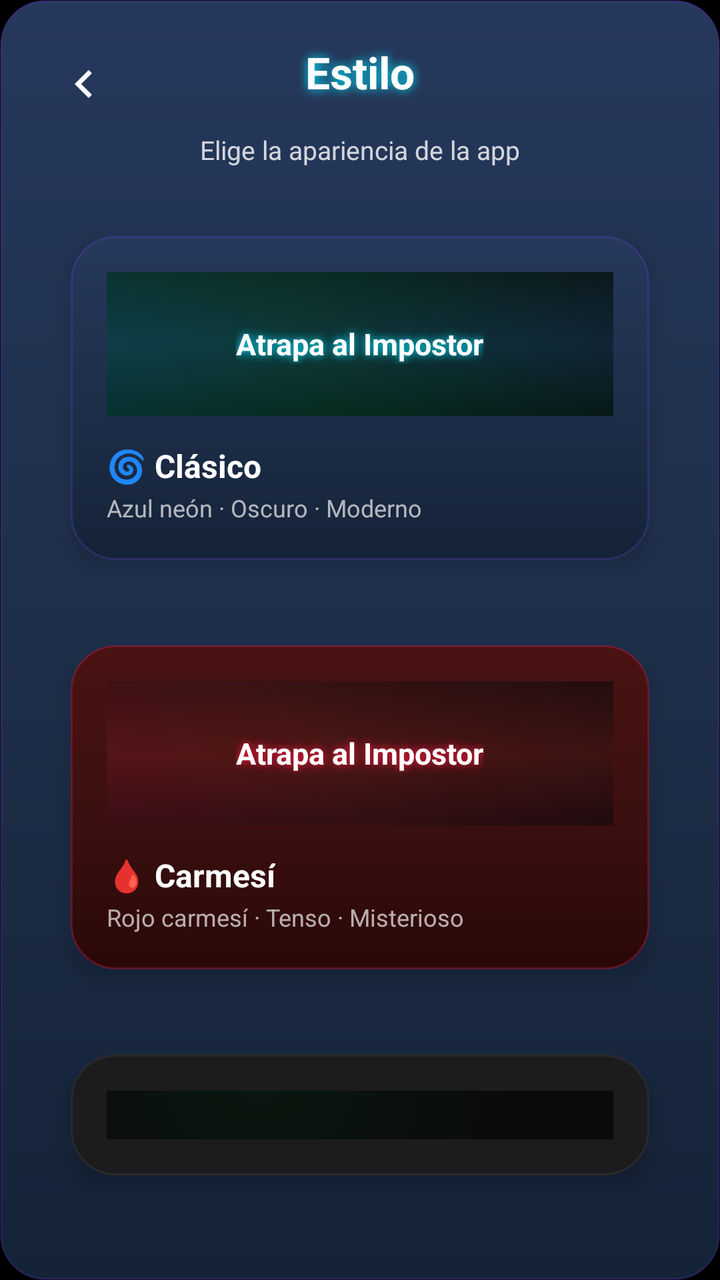
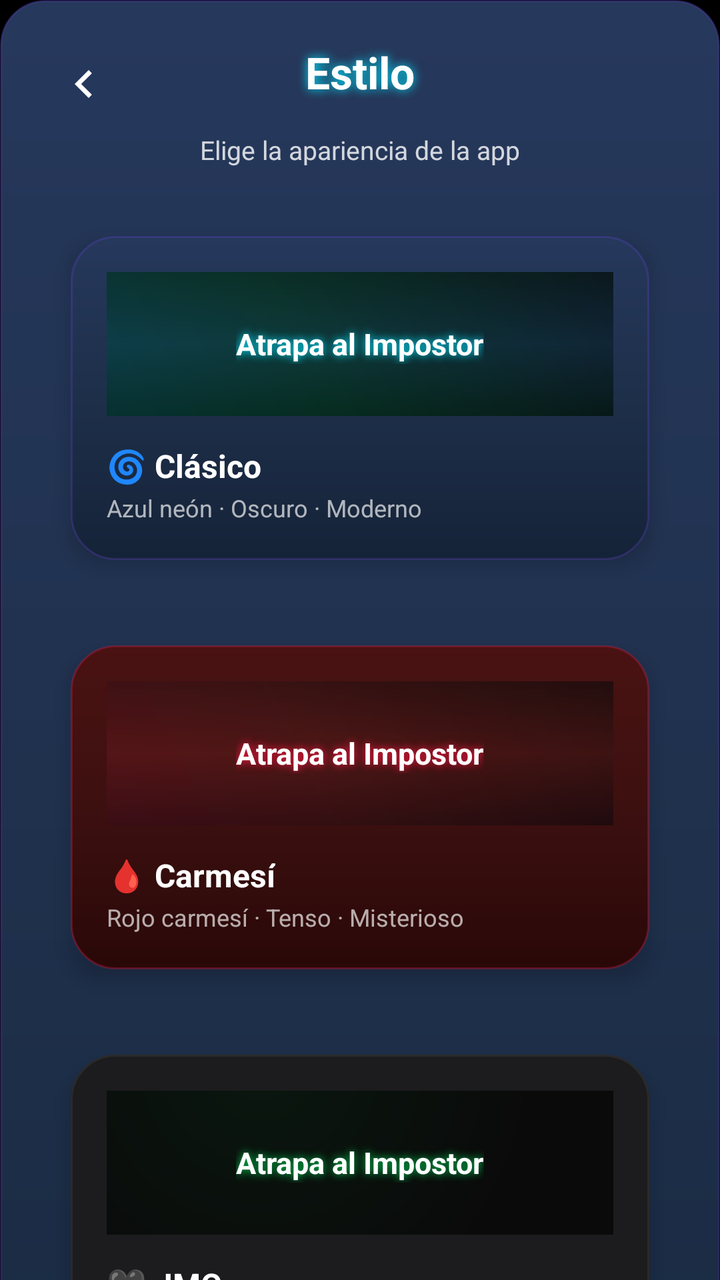

Compare the two renders of this Android layout. The source of the first and the diff that turns it into the second are given below.
<!-- AndroidManifest.xml: application theme Theme.ImpostorGame -->
<!-- res/layout/bottomsheet_estilo.xml -->
<?xml version="1.0" encoding="utf-8"?>
<LinearLayout xmlns:android="http://schemas.android.com/apk/res/android"
    xmlns:app="http://schemas.android.com/apk/res-auto"
    android:id="@+id/rootEstilo"
    android:layout_width="match_parent"
    android:layout_height="wrap_content"
    android:orientation="vertical"
    android:padding="24dp"
    android:background="@drawable/bg_card_main">

    
    <LinearLayout
        android:layout_width="match_parent"
        android:layout_height="wrap_content"
        android:orientation="horizontal"
        android:gravity="center_vertical"
        android:layout_marginBottom="6dp">

        <ImageView
            android:id="@+id/btnBackEstilo"
            android:layout_width="36dp"
            android:layout_height="36dp"
            android:src="@drawable/ic_arrow_back"
            android:tint="@android:color/white"
            android:padding="4dp"
            android:clickable="true"
            android:focusable="true" />

        <TextView
            android:id="@+id/txtTituloEstilo"
            android:layout_width="0dp"
            android:layout_height="wrap_content"
            android:layout_weight="1"
            android:layout_marginBottom="6dp"
            android:gravity="center"
            android:text="@string/estilo_titulo"
            android:textColor="@android:color/white"
            android:textSize="22sp"
            android:textStyle="bold"
            android:shadowColor="#00E5FF"
            android:shadowDx="0"
            android:shadowDy="0"
            android:shadowRadius="12" />

        
        <View android:layout_width="36dp" android:layout_height="36dp" />

    </LinearLayout>

    <TextView
        android:layout_width="match_parent"
        android:layout_height="wrap_content"
        android:layout_marginBottom="20dp"
        android:gravity="center"
        android:text="@string/estilo_subtitulo"
        android:textColor="#CCFFFFFF"
        android:textSize="13sp" />

    
    <androidx.cardview.widget.CardView
        android:id="@+id/cardTemaClasico"
        android:layout_width="match_parent"
        android:layout_height="wrap_content"
        android:layout_marginBottom="14dp"
        android:clickable="true"
        android:focusable="true"
        app:cardCornerRadius="18dp"
        app:cardElevation="6dp"
        app:cardUseCompatPadding="true"
        app:cardBackgroundColor="@android:color/transparent">

        <LinearLayout
            android:layout_width="match_parent"
            android:layout_height="wrap_content"
            android:orientation="vertical"
            android:background="@drawable/bg_card_main"
            android:padding="18dp">

            
            <FrameLayout
                android:layout_width="match_parent"
                android:layout_height="72dp"
                android:layout_marginBottom="14dp">

                <View
                    android:layout_width="match_parent"
                    android:layout_height="match_parent"
                    android:background="@drawable/bg_neon_space" />

                <TextView
                    android:layout_width="wrap_content"
                    android:layout_height="wrap_content"
                    android:layout_gravity="center"
                    android:text="Atrapa al Impostor"
                    android:textColor="@android:color/white"
                    android:textSize="15sp"
                    android:textStyle="bold"
                    android:shadowColor="#00E5FF"
                    android:shadowDx="0"
                    android:shadowDy="0"
                    android:shadowRadius="10" />

            </FrameLayout>

            <LinearLayout
                android:layout_width="match_parent"
                android:layout_height="wrap_content"
                android:orientation="horizontal"
                android:gravity="center_vertical">

                <LinearLayout
                    android:layout_width="0dp"
                    android:layout_height="wrap_content"
                    android:layout_weight="1"
                    android:orientation="vertical">

                    <TextView
                        android:layout_width="wrap_content"
                        android:layout_height="wrap_content"
                        android:text="@string/estilo_clasico_nombre"
                        android:textColor="@android:color/white"
                        android:textSize="16sp"
                        android:textStyle="bold" />

                    <TextView
                        android:layout_width="wrap_content"
                        android:layout_height="wrap_content"
                        android:text="@string/estilo_clasico_desc"
                        android:textColor="#AAFFFFFF"
                        android:textSize="12sp"
                        android:layout_marginTop="2dp" />

                </LinearLayout>

                <TextView
                    android:id="@+id/checkTemaClasico"
                    android:layout_width="28dp"
                    android:layout_height="28dp"
                    android:text="✓"
                    android:textSize="18sp"
                    android:textColor="#00E5FF"
                    android:textStyle="bold"
                    android:gravity="center"
                    android:visibility="gone" />

            </LinearLayout>

        </LinearLayout>
    </androidx.cardview.widget.CardView>

    
    <androidx.cardview.widget.CardView
        android:id="@+id/cardTemaCarmesi"
        android:layout_width="match_parent"
        android:layout_height="wrap_content"
        android:layout_marginBottom="14dp"
        android:clickable="true"
        android:focusable="true"
        app:cardCornerRadius="18dp"
        app:cardElevation="6dp"
        app:cardUseCompatPadding="true"
        app:cardBackgroundColor="@android:color/transparent">

        <LinearLayout
            android:layout_width="match_parent"
            android:layout_height="wrap_content"
            android:orientation="vertical"
            android:background="@drawable/bg_card_main_red"
            android:padding="18dp">

            
            <FrameLayout
                android:layout_width="match_parent"
                android:layout_height="72dp"
                android:layout_marginBottom="14dp">

                <View
                    android:layout_width="match_parent"
                    android:layout_height="match_parent"
                    android:background="@drawable/bg_neon_space_red" />

                <TextView
                    android:layout_width="wrap_content"
                    android:layout_height="wrap_content"
                    android:layout_gravity="center"
                    android:text="Atrapa al Impostor"
                    android:textColor="@android:color/white"
                    android:textSize="15sp"
                    android:textStyle="bold"
                    android:shadowColor="#FF1744"
                    android:shadowDx="0"
                    android:shadowDy="0"
                    android:shadowRadius="10" />

            </FrameLayout>

            <LinearLayout
                android:layout_width="match_parent"
                android:layout_height="wrap_content"
                android:orientation="horizontal"
                android:gravity="center_vertical">

                <LinearLayout
                    android:layout_width="0dp"
                    android:layout_height="wrap_content"
                    android:layout_weight="1"
                    android:orientation="vertical">

                    <TextView
                        android:layout_width="wrap_content"
                        android:layout_height="wrap_content"
                        android:text="@string/estilo_carmesi_nombre"
                        android:textColor="@android:color/white"
                        android:textSize="16sp"
                        android:textStyle="bold" />

                    <TextView
                        android:layout_width="wrap_content"
                        android:layout_height="wrap_content"
                        android:text="@string/estilo_carmesi_desc"
                        android:textColor="#AAFFFFFF"
                        android:textSize="12sp"
                        android:layout_marginTop="2dp" />

                </LinearLayout>

                <TextView
                    android:id="@+id/checkTemaCarmesi"
                    android:layout_width="28dp"
                    android:layout_height="28dp"
                    android:text="✓"
                    android:textSize="18sp"
                    android:textColor="#FF1744"
                    android:textStyle="bold"
                    android:gravity="center"
                    android:visibility="gone" />

            </LinearLayout>

        </LinearLayout>
    </androidx.cardview.widget.CardView>


    
    <androidx.cardview.widget.CardView
        android:id="@+id/cardTemaJmc"
        android:layout_width="match_parent"
        android:layout_height="wrap_content"
        android:layout_marginBottom="14dp"
        android:clickable="true"
        android:focusable="true"
        app:cardCornerRadius="18dp"
        app:cardElevation="6dp"
        app:cardUseCompatPadding="true"
        app:cardBackgroundColor="@android:color/transparent">

        <LinearLayout
            android:layout_width="match_parent"
            android:layout_height="wrap_content"
            android:orientation="vertical"
            android:background="@drawable/bg_card_main_jmc"
            android:padding="18dp">

            <FrameLayout
                android:layout_width="match_parent"
                android:layout_height="72dp"
                android:layout_marginBottom="14dp">

                <View
                    android:layout_width="match_parent"
                    android:layout_height="match_parent"
                    android:background="@drawable/bg_neon_space_jmc" />

                <TextView
                    android:layout_width="wrap_content"
                    android:layout_height="wrap_content"
                    android:layout_gravity="center"
                    android:text="Atrapa al Impostor"
                    android:textColor="@android:color/white"
                    android:textSize="15sp"
                    android:textStyle="bold"
                    android:shadowColor="#00C853"
                    android:shadowDx="0"
                    android:shadowDy="0"
                    android:shadowRadius="10" />

            </FrameLayout>

            <LinearLayout
                android:layout_width="match_parent"
                android:layout_height="wrap_content"
                android:orientation="horizontal"
                android:gravity="center_vertical">

                <LinearLayout
                    android:layout_width="0dp"
                    android:layout_height="wrap_content"
                    android:layout_weight="1"
                    android:orientation="vertical">

                    <TextView
                        android:layout_width="wrap_content"
                        android:layout_height="wrap_content"
                        android:text="@string/estilo_jmc_nombre"
                        android:textColor="@android:color/white"
                        android:textSize="16sp"
                        android:textStyle="bold" />

                    <TextView
                        android:layout_width="wrap_content"
                        android:layout_height="wrap_content"
                        android:text="@string/estilo_jmc_desc"
                        android:textColor="#AAFFFFFF"
                        android:textSize="12sp"
                        android:layout_marginTop="2dp" />

                </LinearLayout>

                <TextView
                    android:id="@+id/checkTemaJmc"
                    android:layout_width="28dp"
                    android:layout_height="28dp"
                    android:text="✓"
                    android:textSize="18sp"
                    android:textColor="#00C853"
                    android:textStyle="bold"
                    android:gravity="center"
                    android:visibility="gone" />

            </LinearLayout>

        </LinearLayout>
    </androidx.cardview.widget.CardView>

    <Space android:layout_width="match_parent" android:layout_height="48dp" />

</LinearLayout>
<!-- resources referenced by this layout -->
<resources>
  <!-- drawable bg_card_main (drawable) -->
  <?xml version="1.0" encoding="utf-8"?>
  <shape xmlns:android="http://schemas.android.com/apk/res/android">
  
      
      <gradient
          android:type="linear"
          android:angle="90"
          android:startColor="#152338"
          android:centerColor="#1E2F4A"
          android:endColor="#26385C" />
  
      
      <corners android:radius="22dp" />
  
      
      <stroke
          android:width="1dp"
          android:color="#337C4DFF" />
  </shape>
  <!-- drawable bg_card_main_jmc (drawable) -->
  <?xml version="1.0" encoding="utf-8"?>
  <shape xmlns:android="http://schemas.android.com/apk/res/android">
      <solid android:color="#1C1C1E" />
      <corners android:radius="22dp" />
      <stroke android:width="1dp" android:color="#2A2A2A" />
  </shape>
  <!-- drawable bg_card_main_red (drawable) -->
  <?xml version="1.0" encoding="utf-8"?>
  <shape xmlns:android="http://schemas.android.com/apk/res/android">
      <gradient
          android:type="linear"
          android:angle="90"
          android:startColor="#2A0808"
          android:centerColor="#3D1010"
          android:endColor="#4A1212" />
      <corners android:radius="22dp" />
      <stroke
          android:width="1dp"
          android:color="#44FF1744" />
  </shape>
  <!-- drawable bg_neon_space_jmc (drawable) -->
  <?xml version="1.0" encoding="utf-8"?>
  <layer-list xmlns:android="http://schemas.android.com/apk/res/android">
      <item>
          <shape>
              <solid android:color="#0A0A0A"/>
          </shape>
      </item>
      
      <item android:top="-100dp" android:left="-100dp">
          <shape>
              <gradient
                  android:type="radial"
                  android:gradientRadius="80%p"
                  android:startColor="#1100C853"
                  android:endColor="#00000000"/>
          </shape>
      </item>
  </layer-list>
  <!-- drawable ic_arrow_back (drawable) -->
  <vector xmlns:android="http://schemas.android.com/apk/res/android" android:autoMirrored="true" android:height="24dp" android:tint="#000000" android:viewportHeight="960" android:viewportWidth="960" android:width="24dp">
        
      <path android:fillColor="@android:color/white" android:pathData="M560,720L320,480L560,240L616,296L432,480L616,664L560,720Z"/>
      
  </vector>
  <string name="estilo_carmesi_desc">Rojo carmesí · Tenso · Misterioso</string>
  <string name="estilo_carmesi_nombre">🩸 Carmesí</string>
  <string name="estilo_clasico_desc">Azul neón · Oscuro · Moderno</string>
  <string name="estilo_clasico_nombre">🌀 Clásico</string>
  <string name="estilo_jmc_desc">Negro puro · Verde · Minimalista</string>
  <string name="estilo_jmc_nombre">🖤 JMC</string>
  <string name="estilo_subtitulo">Elige la apariencia de la app</string>
  <string name="estilo_titulo">Estilo</string>
  <style name="Theme.ImpostorGame" parent="Base.Theme.ImpostorGame">
          <item name="colorPrimary">#00E5FF</item>
          <item name="colorOnPrimary">#FFFFFF</item>
          <item name="android:statusBarColor">@android:color/transparent</item>
          <item name="android:windowBackground">@android:color/black</item>
      </style>
  <style name="Base.Theme.ImpostorGame" parent="Theme.Material3.DayNight.NoActionBar" />
  <!-- unchanged entries left out for length: 2 -->
</resources>

<!-- the commit's change to res/layout/bottomsheet_estilo.xml (unified diff, before → after) -->
@@ -1,6 +1,10 @@
 <?xml version="1.0" encoding="utf-8"?>
-<LinearLayout xmlns:android="http://schemas.android.com/apk/res/android"
+<androidx.core.widget.NestedScrollView xmlns:android="http://schemas.android.com/apk/res/android"
     xmlns:app="http://schemas.android.com/apk/res-auto"
+    android:layout_width="match_parent"
+    android:layout_height="match_parent">
+
+<LinearLayout
     android:id="@+id/rootEstilo"
     android:layout_width="match_parent"
     android:layout_height="wrap_content"
@@ -332,6 +336,99 @@
         </LinearLayout>
     </androidx.cardview.widget.CardView>
 
+    
+    <androidx.cardview.widget.CardView
+        android:id="@+id/cardTemaFinal"
+        android:layout_width="match_parent"
+        android:layout_height="wrap_content"
+        android:layout_marginBottom="14dp"
+        android:clickable="true"
+        android:focusable="true"
+        app:cardCornerRadius="18dp"
+        app:cardElevation="6dp"
+        app:cardUseCompatPadding="true"
+        app:cardBackgroundColor="@android:color/transparent">
+
+        <LinearLayout
+            android:layout_width="match_parent"
+            android:layout_height="wrap_content"
+            android:orientation="vertical"
+            android:background="@drawable/bg_card_main"
+            android:padding="18dp">
+
+            <FrameLayout
+                android:layout_width="match_parent"
+                android:layout_height="72dp"
+                android:layout_marginBottom="14dp">
+
+                <View
+                    android:layout_width="match_parent"
+                    android:layout_height="match_parent"
+                    android:background="@drawable/bg_neon_space" />
+
+                <TextView
+                    android:layout_width="wrap_content"
+                    android:layout_height="wrap_content"
+                    android:layout_gravity="center"
+                    android:text="⭐ Estilo Final"
+                    android:textColor="@android:color/white"
+                    android:textSize="15sp"
+                    android:textStyle="bold"
+                    android:shadowColor="#FFD600"
+                    android:shadowDx="0"
+                    android:shadowDy="0"
+                    android:shadowRadius="12" />
+
+            </FrameLayout>
+
+            <LinearLayout
+                android:layout_width="match_parent"
+                android:layout_height="wrap_content"
+                android:orientation="horizontal"
+                android:gravity="center_vertical">
+
+                <LinearLayout
+                    android:layout_width="0dp"
+                    android:layout_height="wrap_content"
+                    android:layout_weight="1"
+                    android:orientation="vertical">
+
+                    <TextView
+                        android:layout_width="wrap_content"
+                        android:layout_height="wrap_content"
+                        android:text="@string/estilo_final_nombre"
+                        android:textColor="@android:color/white"
+                        android:textSize="16sp"
+                        android:textStyle="bold" />
+
+                    <TextView
+                        android:layout_width="wrap_content"
+                        android:layout_height="wrap_content"
+                        android:text="@string/estilo_final_desc"
+                        android:textColor="#AAFFFFFF"
+                        android:textSize="12sp"
+                        android:layout_marginTop="2dp" />
+
+                </LinearLayout>
+
+                <TextView
+                    android:id="@+id/checkTemaFinal"
+                    android:layout_width="28dp"
+                    android:layout_height="28dp"
+                    android:text="✓"
+                    android:textSize="18sp"
+                    android:textColor="#FFD600"
+                    android:textStyle="bold"
+                    android:gravity="center"
+                    android:visibility="gone" />
+
+            </LinearLayout>
+
+        </LinearLayout>
+    </androidx.cardview.widget.CardView>
+
     <Space android:layout_width="match_parent" android:layout_height="48dp" />
 
 </LinearLayout>
+
+</androidx.core.widget.NestedScrollView>
<!-- resource entries referenced after the edit -->
@@ -70,6 +70,8 @@
   <string name="estilo_carmesi_nombre">🩸 Carmesí</string>
   <string name="estilo_clasico_desc">Azul neón · Oscuro · Moderno</string>
   <string name="estilo_clasico_nombre">🌀 Clásico</string>
+  <string name="estilo_final_desc">Cinemático · Elegante · Premium</string>
+  <string name="estilo_final_nombre">⭐ Estilo Final</string>
   <string name="estilo_jmc_desc">Negro puro · Verde · Minimalista</string>
   <string name="estilo_jmc_nombre">🖤 JMC</string>
   <string name="estilo_subtitulo">Elige la apariencia de la app</string>
